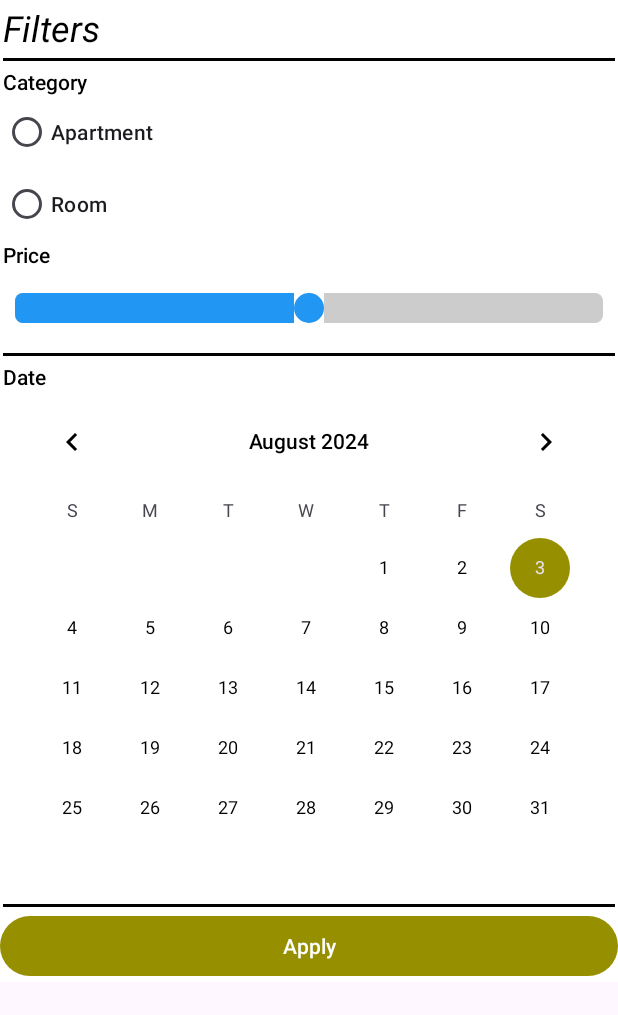
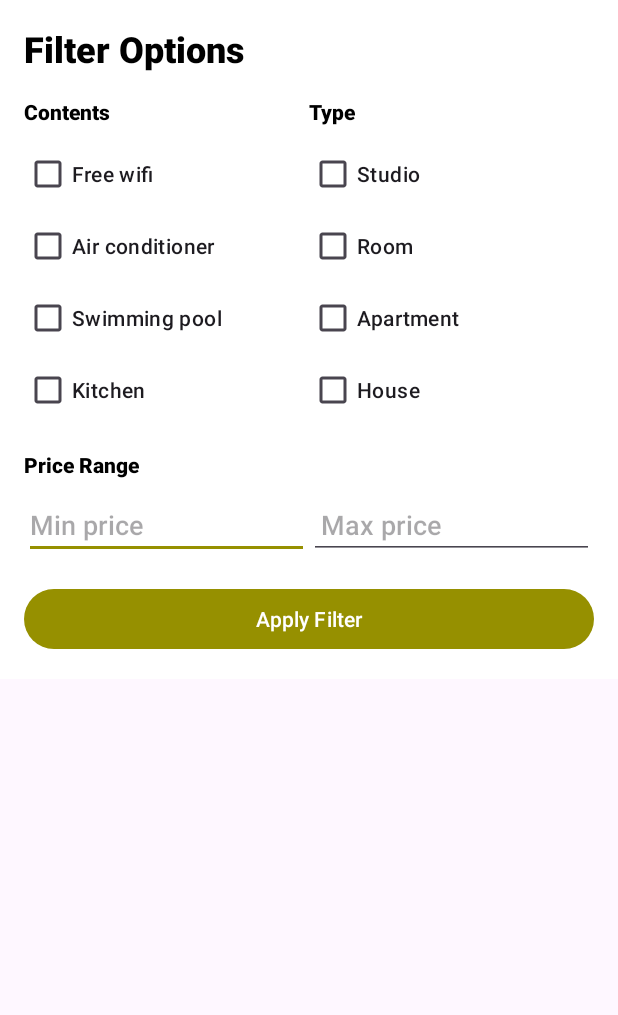
Before and after one commit to BookingApp-Team25/booking-app-mobile, an Android app: the layout bottom_sheet_filter.xml on its own in the app's theme, with its tools: preview values and no code run, on a phone screen of 412 x 824 dp. Shown: the top 1015 px of the screen. Run offline under Robolectric (Android 15) with nearby library versions, the phone set to English and light mode, and no system bars.

Commit message:
redid filter/

```diff
--- a/app/src/main/java/com/example/bookingapp/AccommodationsPageViewModel.java
+++ b/app/src/main/java/com/example/bookingapp/AccommodationsPageViewModel.java
@@ -18,11 +18,13 @@
 package com.example.bookingapp;
 
 import android.util.Log;
+import android.widget.Toast;
 
 import androidx.lifecycle.LiveData;
 import androidx.lifecycle.MutableLiveData;
 import androidx.lifecycle.ViewModel;
 
+import com.example.bookingapp.activities.ReservationActivity;
 import com.example.bookingapp.clients.AccommodationService;
 import com.example.bookingapp.clients.ClientUtils;
 
@@ -62,7 +64,6 @@ public class AccommodationsPageViewModel extends ViewModel {
                     Collection<AccommodationSummaryResponse> receivedAccommodations = response.body();
                     accommodations.setValue(receivedAccommodations);
 
-                    // Log the received accommodations
                     for (AccommodationSummaryResponse accommodation : receivedAccommodations) {
                         Log.d("AccommodationsPageViewModel", "Received accommodation: " + accommodation);
                     }
@@ -71,9 +72,12 @@ public class AccommodationsPageViewModel extends ViewModel {
 
             @Override
             public void onFailure(Call<Collection<AccommodationSummaryResponse>> call, Throwable t) {
-                // Handle the error
                 Log.e("AccommodationsPageViewModel", "Failed to fetch accommodations: " + t.getMessage());
             }
         });
     }
+
+    public void filterAccommodations(boolean wifi, boolean airConditioner, boolean pool, boolean kitchen, boolean studio, boolean room, boolean apartment, boolean house, String minPrice, String maxPrice) {
+
+    }
 }
--- a/app/src/main/java/com/example/bookingapp/fragments/AccommodationsPageFragment.java
+++ b/app/src/main/java/com/example/bookingapp/fragments/AccommodationsPageFragment.java
@@ -140,10 +140,13 @@ import android.view.View;
 import android.view.ViewGroup;
 import android.widget.Button;
 import android.widget.CalendarView;
+import android.widget.CheckBox;
+import android.widget.EditText;
 import android.widget.ListView;
 import android.widget.RadioButton;
 import android.widget.RadioGroup;
 import android.widget.SeekBar;
+import android.widget.Toast;
 
 import androidx.annotation.NonNull;
 import androidx.annotation.Nullable;
@@ -154,6 +157,8 @@ import androidx.lifecycle.LiveData;
 import androidx.lifecycle.ViewModelProvider;
 import com.example.bookingapp.R;
 import com.example.bookingapp.activities.AccommodationsActivity;
+import com.example.bookingapp.activities.GuestMainActivity;
+import com.example.bookingapp.activities.ReservationActivity;
 import com.example.bookingapp.adapters.AccommodationListAdapter;
 import com.example.bookingapp.dto.AccommodationSummaryResponse;
 import com.example.bookingapp.AccommodationsPageViewModel;
@@ -189,6 +194,9 @@ public class AccommodationsPageFragment extends Fragment {
 
         Button btnFilters = root.findViewById(R.id.btnFilters);
         btnFilters.setOnClickListener(v -> showBottomSheetDialog());
+
+        Button btnReset = root.findViewById(R.id.btnReset);
+        btnReset.setOnClickListener(v -> resetView());
 
         setupListView(root);
 
@@ -247,25 +255,37 @@ public class AccommodationsPageFragment extends Fragment {
         View dialogView = getLayoutInflater().inflate(R.layout.bottom_sheet_filter, null);
 
         // Initialize your views
-        RadioGroup radioGroupCategory = dialogView.findViewById(R.id.radioGroupCategory);
-        SeekBar seekBarPrice = dialogView.findViewById(R.id.priceSeekBar);
-        CalendarView calendarViewDate = dialogView.findViewById(R.id.calendarViewDate);
+        CheckBox checkBoxFreeWifi = dialogView.findViewById(R.id.checkBoxFreeWifi);
+        CheckBox checkBoxAirConditioner = dialogView.findViewById(R.id.checkBoxAirConditioner);
+        CheckBox checkBoxSwimmingPool = dialogView.findViewById(R.id.checkBoxSwimmingPool);
+        CheckBox checkBoxKitchen = dialogView.findViewById(R.id.checkBoxKitchen);
+
+        CheckBox checkBoxStudio = dialogView.findViewById(R.id.checkBoxStudio);
+        CheckBox checkBoxRoom = dialogView.findViewById(R.id.checkBoxRoom);
+        CheckBox checkBoxApartment = dialogView.findViewById(R.id.checkBoxApartment);
+        CheckBox checkBoxHouse = dialogView.findViewById(R.id.checkBoxHouse);
+
+        EditText editTextMinPrice = dialogView.findViewById(R.id.editTextMinPrice);
+        EditText editTextMaxPrice = dialogView.findViewById(R.id.editTextMaxPrice);
+
         Button buttonApplyFilter = dialogView.findViewById(R.id.button_apply_filter);
+        buttonApplyFilter.setOnClickListener(v -> {
+            // Get selected filters
+            boolean freeWifi = checkBoxFreeWifi.isChecked();
+            boolean airConditioner = checkBoxAirConditioner.isChecked();
+            boolean swimmingPool = checkBoxSwimmingPool.isChecked();
+            boolean kitchen = checkBoxKitchen.isChecked();
 
-        buttonApplyFilter.setOnClickListener(v -> {
-            // Get selected category
-            int selectedCategoryId = radioGroupCategory.getCheckedRadioButtonId();
-            RadioButton selectedCategoryButton = dialogView.findViewById(selectedCategoryId);
-            String selectedCategory = selectedCategoryButton != null ? selectedCategoryButton.getText().toString() : "";
+            boolean studio = checkBoxStudio.isChecked();
+            boolean room = checkBoxRoom.isChecked();
+            boolean apartment = checkBoxApartment.isChecked();
+            boolean house = checkBoxHouse.isChecked();
 
-            // Get price
-            int selectedPrice = seekBarPrice.getProgress();
-
-            // Get date
-            long selectedDate = calendarViewDate.getDate();
+            String minPrice = editTextMinPrice.getText().toString();
+            String maxPrice = editTextMaxPrice.getText().toString();
 
             // Apply filter logic
-            applyFilter(selectedCategory, selectedPrice, selectedDate);
+            applyFilter(freeWifi, airConditioner, swimmingPool, kitchen, studio, room, apartment, house, minPrice, maxPrice);
 
             // Dismiss the dialog
             bottomSheetDialog.dismiss();
@@ -275,13 +295,21 @@ public class AccommodationsPageFragment extends Fragment {
         bottomSheetDialog.show();
     }
 
-    private void applyFilter(String category, int price, long date) {
+    private void applyFilter(boolean freeWifi, boolean airConditioner, boolean swimmingPool, boolean kitchen, boolean studio, boolean room, boolean apartment, boolean house, String minPrice, String maxPrice) {
         // Your filter logic here
-        // For example, pass the filter data to a ViewModel or another fragment/activity
-        Log.d("Filter", "Category: " + category + ", Price: " + price + ", Date: " + date);
+        Log.d("Filter", "Free wifi: " + freeWifi + ", Air conditioner: " + airConditioner + ", Swimming pool: " + swimmingPool + ", Kitchen: " + kitchen);
+        Log.d("Filter", "Studio: " + studio + ", Room: " + room + ", Apartment: " + apartment + ", House: " + house);
+        Log.d("Filter", "Min price: " + minPrice + ", Max price: " + maxPrice);
 
         // Update the accommodations list based on the filter
-        //accommodationsViewModel.filterAccommodations(category, price, date);
+        accommodationsViewModel.filterAccommodations(freeWifi, airConditioner, swimmingPool, kitchen, studio, room, apartment, house, minPrice, maxPrice);
+        Toast.makeText(getContext(), "Filters applied", Toast.LENGTH_SHORT).show();
+    }
+
+    public void resetView() {
+        Log.d("PageFragment", "resetView: Reseting the view.");
+        accommodationsViewModel.fetchAccommodations();
+        observeAccommodations();
     }
 
     private void observeAccommodations() {
--- a/app/src/main/res/layout/bottom_sheet_filter.xml
+++ b/app/src/main/res/layout/bottom_sheet_filter.xml
@@ -2,113 +2,135 @@
 <LinearLayout xmlns:android="http://schemas.android.com/apk/res/android"
     android:layout_width="match_parent"
     android:layout_height="wrap_content"
-    xmlns:tools="http://schemas.android.com/tools"
     android:orientation="vertical"
-    android:theme="@style/Theme.ShopApp"
+    android:padding="16dp"
     android:background="@color/white">
 
-    <RelativeLayout
+    <TextView
         android:layout_width="match_parent"
         android:layout_height="wrap_content"
-        android:layout_margin="2dp">
-
-        <TextView
-            android:layout_width="match_parent"
-            android:layout_height="wrap_content"
-            android:fontFamily="sans-serif"
-            android:text="@string/filters"
-            android:textAlignment="viewStart"
-            android:textSize="24sp"
-            android:textStyle="italic" />
-    </RelativeLayout>
-
-    <View
-        android:layout_width="match_parent"
-        android:layout_height="2dp"
-        android:background="@color/black"
-        android:layout_margin="2dp" />
+        android:text="Filter Options"
+        android:textSize="24sp"
+        android:textStyle="bold"
+        android:paddingBottom="16dp" />
 
     <LinearLayout
         android:layout_width="match_parent"
         android:layout_height="wrap_content"
-        android:orientation="vertical"
-        android:layout_margin="2dp">
+        android:orientation="horizontal">
 
-        <TextView
-            android:layout_width="match_parent"
+        <LinearLayout
+            android:layout_width="0dp"
             android:layout_height="wrap_content"
-            android:text="@string/category" />
+            android:layout_weight="1"
+            android:orientation="vertical">
 
-        <RadioGroup
-            android:id="@+id/radioGroupCategory"
-            android:layout_width="match_parent"
-            android:layout_height="wrap_content">
-            <RadioButton
-                android:layout_width="match_parent"
+            <TextView
+                android:layout_width="wrap_content"
                 android:layout_height="wrap_content"
-                android:text="@string/apartment" />
-            <RadioButton
-                android:layout_width="match_parent"
+                android:text="Contents"
+                android:textStyle="bold"
+                android:paddingBottom="8dp" />
+
+            <CheckBox
+                android:id="@+id/checkBoxFreeWifi"
+                android:layout_width="wrap_content"
                 android:layout_height="wrap_content"
-                android:text="@string/room" />
-        </RadioGroup>
+                android:text="Free wifi" />
 
-        <TextView
-            android:layout_width="match_parent"
+            <CheckBox
+                android:id="@+id/checkBoxAirConditioner"
+                android:layout_width="wrap_content"
+                android:layout_height="wrap_content"
+                android:text="Air conditioner" />
+
+            <CheckBox
+                android:id="@+id/checkBoxSwimmingPool"
+                android:layout_width="wrap_content"
+                android:layout_height="wrap_content"
+                android:text="Swimming pool" />
+
+            <CheckBox
+                android:id="@+id/checkBoxKitchen"
+                android:layout_width="wrap_content"
+                android:layout_height="wrap_content"
+                android:text="Kitchen" />
+        </LinearLayout>
+
+        <LinearLayout
+            android:layout_width="0dp"
             android:layout_height="wrap_content"
-            android:text="@string/price" />
+            android:layout_weight="1"
+            android:orientation="vertical">
 
-        <SeekBar
-            android:id="@+id/priceSeekBar"
-            style="@android:style/Widget.Material.SeekBar"
-            android:layout_width="match_parent"
-            android:layout_height="wrap_content"
-            android:layout_marginTop="16dp"
-            android:layout_marginBottom="16dp"
-            android:max="100"
-            android:paddingStart="8dp"
-            android:paddingEnd="8dp"
-            android:progress="50"
-            android:progressDrawable="@drawable/seekbar_progress"
-            android:thumb="@drawable/ic_thumb" />
+            <TextView
+                android:layout_width="wrap_content"
+                android:layout_height="wrap_content"
+                android:text="Type"
+                android:textStyle="bold"
+                android:paddingBottom="8dp" />
+
+            <CheckBox
+                android:id="@+id/checkBoxStudio"
+                android:layout_width="wrap_content"
+                android:layout_height="wrap_content"
+                android:text="Studio" />
+
+            <CheckBox
+                android:id="@+id/checkBoxRoom"
+                android:layout_width="wrap_content"
+                android:layout_height="wrap_content"
+                android:text="Room" />
+
+            <CheckBox
+                android:id="@+id/checkBoxApartment"
+                android:layout_width="wrap_content"
+                android:layout_height="wrap_content"
+                android:text="Apartment" />
+
+            <CheckBox
+                android:id="@+id/checkBoxHouse"
+                android:layout_width="wrap_content"
+                android:layout_height="wrap_content"
+                android:text="House" />
+        </LinearLayout>
     </LinearLayout>
 
-    <View
-        android:layout_width="match_parent"
-        android:layout_height="2dp"
-        android:background="@color/black"
-        android:layout_margin="2dp" />
+    <TextView
+        android:layout_width="wrap_content"
+        android:layout_height="wrap_content"
+        android:text="Price Range"
+        android:textStyle="bold"
+        android:paddingTop="16dp"
+        android:paddingBottom="8dp" />
 
     <LinearLayout
         android:layout_width="match_parent"
         android:layout_height="wrap_content"
-        android:orientation="vertical"
-        android:layout_margin="2dp">
+        android:orientation="horizontal"
+        android:paddingBottom="16dp">
 
-        <TextView
-            android:layout_width="match_parent"
+        <EditText
+            android:id="@+id/editTextMinPrice"
+            android:layout_width="0dp"
             android:layout_height="wrap_content"
-            android:text="Date" />
+            android:layout_weight="1"
+            android:hint="Min price"
+            android:inputType="number" />
 
-        <CalendarView
-            android:id="@+id/calendarViewDate"
-            android:layout_width="match_parent"
-            android:layout_height="wrap_content" />
+        <EditText
+            android:id="@+id/editTextMaxPrice"
+            android:layout_width="0dp"
+            android:layout_height="wrap_content"
+            android:layout_weight="1"
+            android:hint="Max price"
+            android:inputType="number"
+            android:paddingStart="8dp" />
     </LinearLayout>
 
-    <View
-        android:layout_width="match_parent"
-        android:layout_height="2dp"
-        android:background="@color/black"
-        android:layout_margin="2dp" />
-
-    <!-- Apply Filter Button -->
     <Button
         android:id="@+id/button_apply_filter"
         android:layout_width="match_parent"
         android:layout_height="wrap_content"
-        android:layout_weight="0.7"
-        android:text="@string/apply"
-        tools:ignore="TextContrastCheck" />
-
+        android:text="Apply Filter" />
 </LinearLayout>
--- a/app/src/main/res/layout/fragment_accommodations_page.xml
+++ b/app/src/main/res/layout/fragment_accommodations_page.xml
@@ -40,6 +40,14 @@
                 android:layout_weight="0.7"
                 android:text="@string/filters"
                 tools:ignore="TextContrastCheck" />
+
+            <Button
+                android:id="@+id/btnReset"
+                android:layout_width="wrap_content"
+                android:layout_height="wrap_content"
+                android:layout_weight="0.7"
+                android:text="@string/reset"
+                tools:ignore="TextContrastCheck" />
         </LinearLayout>
 
         <RelativeLayout
--- a/app/src/main/res/values/strings.xml
+++ b/app/src/main/res/values/strings.xml
@@ -44,6 +44,7 @@
     <string name="guest_itemNotificationsView">View notifications</string>
 
     <string name="filters">Filters</string>
+    <string name="reset">Reset</string>
     <string name="search">Search</string>
     <string name="apply">Apply</string>
     <string name="category">Category</string>
```
